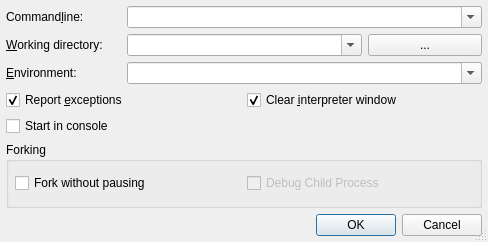
Before: the Qt Designer form Debugger/StartRunDialog.ui in testmana2/test, drawn with Qt 5.
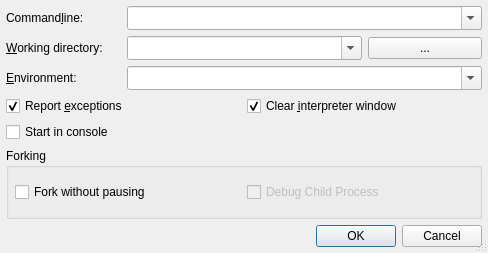
After: the same form once the commit is applied.

Commit message: Modified the Start... dialogs behavior.

Patch:
```diff
--- a/Debugger/StartRunDialog.ui
+++ b/Debugger/StartRunDialog.ui
@@ -7,7 +7,7 @@
     <x>0</x>
     <y>0</y>
     <width>488</width>
-    <height>242</height>
+    <height>253</height>
    </rect>
   </property>
   <property name="windowTitle">
@@ -48,6 +48,9 @@
      <property name="insertPolicy">
       <enum>QComboBox::InsertAtTop</enum>
      </property>
+     <property name="sizeAdjustPolicy">
+      <enum>QComboBox::AdjustToMinimumContentsLengthWithIcon</enum>
+     </property>
      <property name="autoCompletion">
       <bool>true</bool>
      </property>
@@ -87,6 +90,9 @@
      <property name="insertPolicy">
       <enum>QComboBox::InsertAtTop</enum>
      </property>
+     <property name="sizeAdjustPolicy">
+      <enum>QComboBox::AdjustToMinimumContentsLengthWithIcon</enum>
+     </property>
      <property name="autoCompletion">
       <bool>true</bool>
      </property>
@@ -141,6 +147,9 @@
      <property name="insertPolicy">
       <enum>QComboBox::InsertAtTop</enum>
      </property>
+     <property name="sizeAdjustPolicy">
+      <enum>QComboBox::AdjustToMinimumContentsLengthWithIcon</enum>
+     </property>
      <property name="autoCompletion">
       <bool>true</bool>
      </property>
```
The commit also changes 3 other files.
